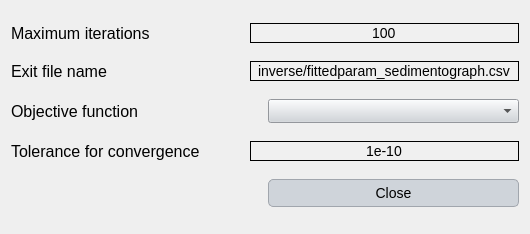
First picture: the form in Source_code/ui/calibration_advanced_settings_sedimentograph.ui, repository Inigobarbe/VFSMOD-GUI, before the edit.
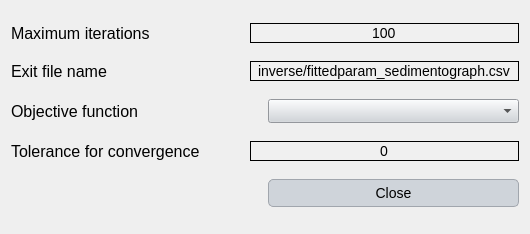
Second picture: the form after the edit.

The edit to the form file:
```diff
--- a/Source_code/ui/calibration_advanced_settings_sedimentograph.ui
+++ b/Source_code/ui/calibration_advanced_settings_sedimentograph.ui
@@ -212,7 +212,7 @@
         <cursorShape>IBeamCursor</cursorShape>
        </property>
        <property name="text">
-        <string>1e-10</string>
+        <string>0</string>
        </property>
        <property name="alignment">
         <set>Qt::AlignCenter</set>
```
